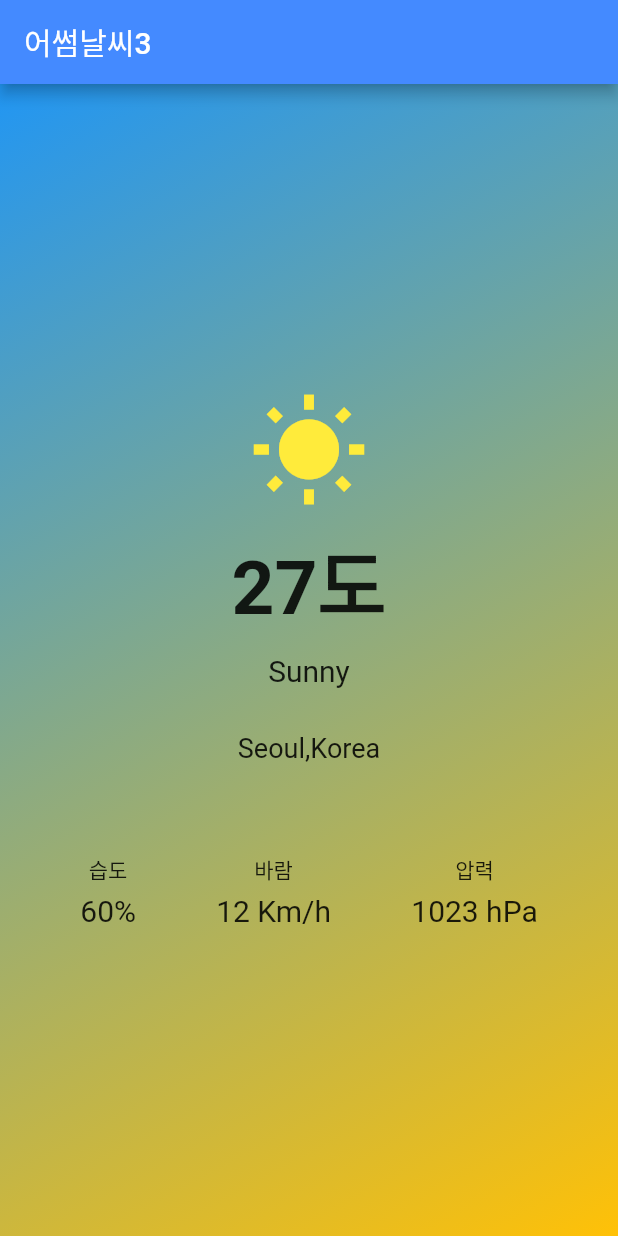
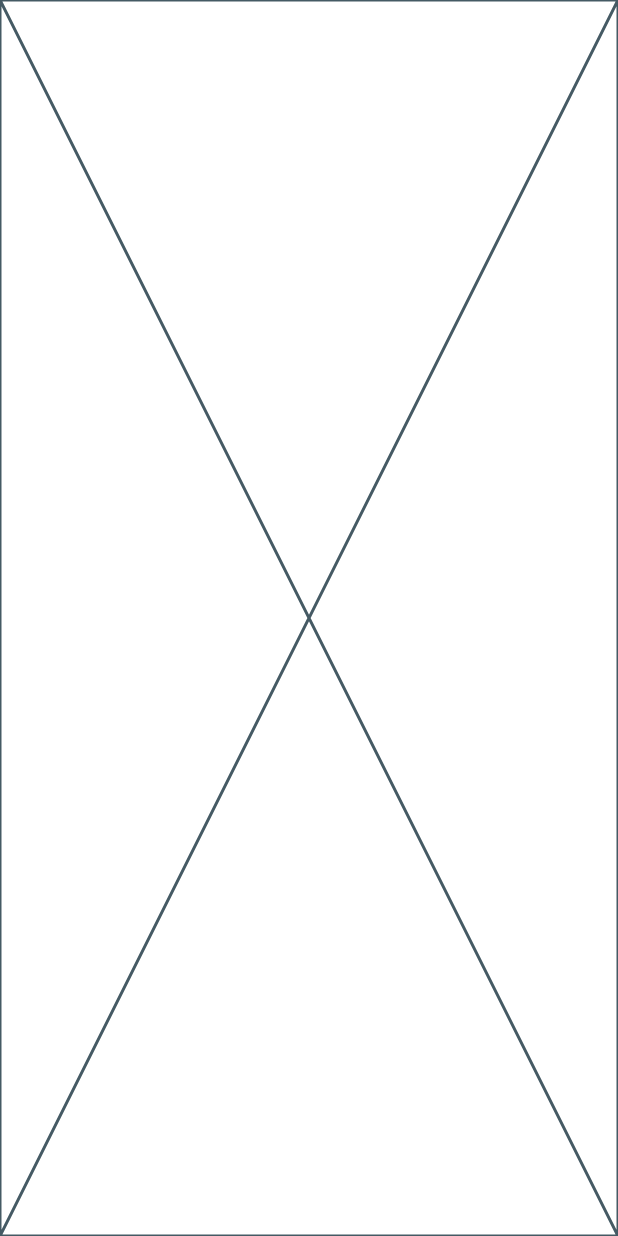
Before and after one commit to stufit/first_inflearn_flutter, a Flutter app: the screen it shows after launch, on a phone screen of 412 x 824 dp. Run offline on Flutter 3.47's test engine with Material 2 defaults, Android fonts, the phone set to English and light mode, and no system bars.

Commit message:
날씨앱 구현 개선

```diff
--- a/lib/main.dart
+++ b/lib/main.dart
@@ -1,87 +1,14 @@
 import 'package:flutter/material.dart';
 
 void main() {
-  runApp(const WeatherApp());
+  runApp(const MyApp());
 }
 
-class WeatherApp extends StatelessWidget {
-  const WeatherApp({super.key});
+class MyApp extends StatelessWidget {
+  const MyApp({super.key});
 
   @override
   Widget build(BuildContext context) {
-    return MaterialApp(
-      debugShowCheckedModeBanner: false,
-      home: Scaffold(
-        appBar: AppBar(
-          title: Text("어썸날씨3"),
-          backgroundColor: Colors.blueAccent,
-        ),
-        body: Container(
-          decoration: BoxDecoration(
-              gradient: LinearGradient(
-                  begin: Alignment.topLeft,
-                  end: Alignment.bottomRight,
-                  colors: [Colors.blue, Colors.amber])),
-          child: Center(
-            child: Column(
-              mainAxisAlignment: MainAxisAlignment.center,
-              children: const [
-                Icon(
-                  Icons.wb_sunny,
-                  size: 80,
-                  color: Colors.yellow,
-                ),
-                SizedBox(
-                  height: 10,
-                ),
-                Text(
-                  '27도',
-                  style: TextStyle(fontSize: 50, fontWeight: FontWeight.bold),
-                ),
-                SizedBox(height: 10),
-                Text(
-                  'Sunny',
-                  style: TextStyle(fontSize: 20),
-                ),
-                SizedBox(height: 30),
-                Text(
-                  'Seoul,Korea',
-                  style: TextStyle(fontSize: 18),
-                ),
-                SizedBox(
-                  height: 60,
-                ),
-                Row(
-                  mainAxisAlignment: MainAxisAlignment.spaceEvenly,
-                  children: [
-                    Column(
-                      children: [
-                        Text('습도'),
-                        SizedBox(height: 5,),
-                        Text('60%',style: TextStyle(fontSize: 20),)
-                      ],
-                    ),
-                    Column(
-                      children: [
-                        Text('바람'),
-                        SizedBox(height: 5,),
-                        Text('12 Km/h',style: TextStyle(fontSize: 20),)
-                      ],
-                    ),
-                    Column(
-                      children: [
-                        Text('압력'),
-                        SizedBox(height: 5,),
-                        Text('1023 hPa',style: TextStyle(fontSize: 20),)
-                      ],
-                    )
-                  ],
-                )
-              ],
-            ),
-          ),
-        ),
-      ),
-    );
+    return const Placeholder();
   }
 }
```
